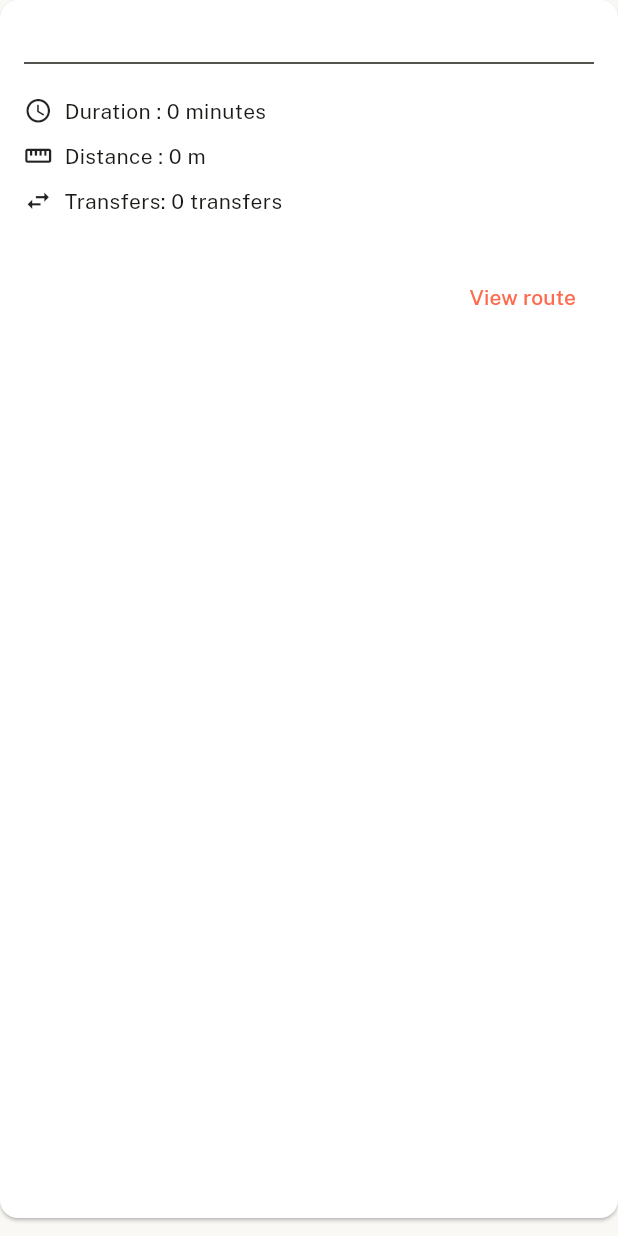
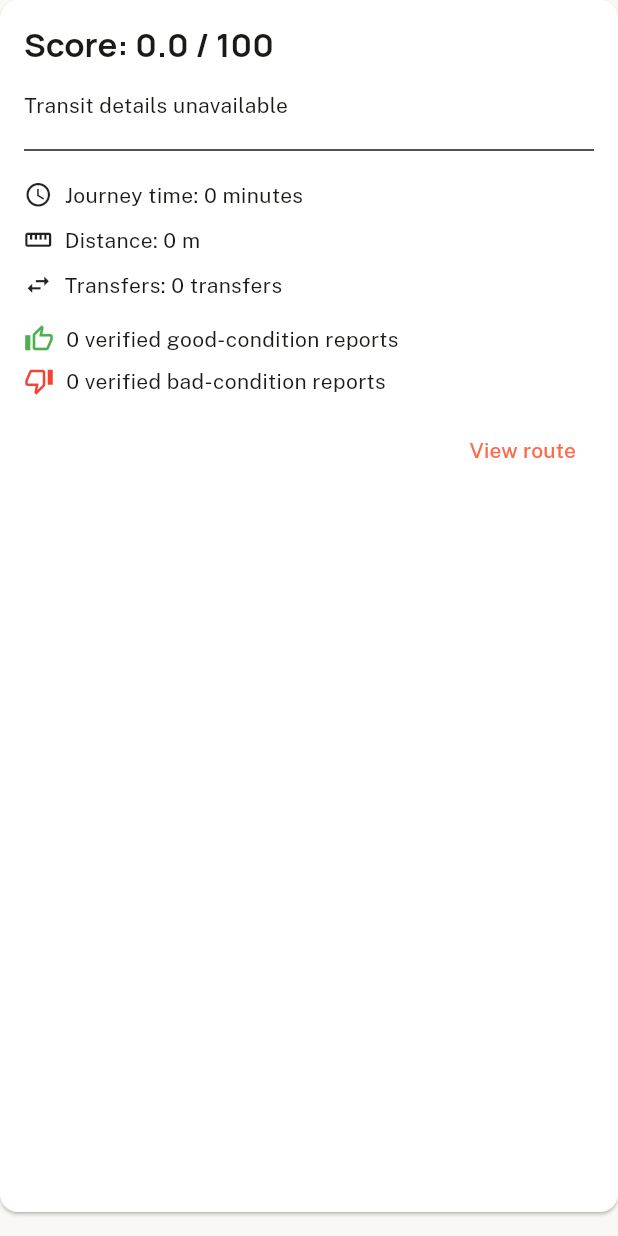
Before and after one commit to Marco03Fernando/Inclusive-Public-Transport-Companion, a Flutter app: the RouteOptionCard widget shown alone on an empty page, opened directly with empty values, on a phone screen of 412 x 824 dp. Run offline on Flutter 3.47's test engine with Material 3 defaults, Android fonts, the phone set to English and light mode, and no system bars; our stand-ins replace cloud_firestore, firebase_auth, firebase_core, firebase_storage, geolocator, google_fonts and 3 more; accounts and stored records are empty; network calls fail.

Commit message:
Implement route recommendation scoring with added condition reporting

```diff
--- a/lib/models/google_route.dart
+++ b/lib/models/google_route.dart
@@ -10,6 +10,10 @@ class GoogleRoute {
     required this.transitSegments,
     required this.instructions,
     required this.journeySegments,
+    this.conditionScore = 0,
+    this.goodReportCount = 0,
+    this.badReportCount = 0,
+    this.recommendationScore = 0,
   });
 
   final Duration duration;
@@ -18,6 +22,18 @@ class GoogleRoute {
   final List<TransitSegment> transitSegments;
   final List<RouteInstruction> instructions;
   final List<JourneySegment> journeySegments;
+
+  /// Net score from accepted/verified condition reports.
+  final int conditionScore;
+
+  /// Number of eligible positive reports for buses on this route.
+  final int goodReportCount;
+
+  /// Number of eligible accessibility issue reports for buses on this route.
+  final int badReportCount;
+
+  /// Combined score used to rank route recommendations.
+  final double recommendationScore;
 
   int get transferCount {
     if (transitSegments.isEmpty) {
@@ -36,4 +52,24 @@ class GoogleRoute {
         .map((segment) => segment.lineShortName ?? segment.lineName)
         .join(' + ');
   }
+
+  GoogleRoute copyWith({
+    int? conditionScore,
+    int? goodReportCount,
+    int? badReportCount,
+    double? recommendationScore,
+  }) {
+    return GoogleRoute(
+      duration: duration,
+      distanceMeters: distanceMeters,
+      encodedPolyline: encodedPolyline,
+      transitSegments: transitSegments,
+      instructions: instructions,
+      journeySegments: journeySegments,
+      conditionScore: conditionScore ?? this.conditionScore,
+      goodReportCount: goodReportCount ?? this.goodReportCount,
+      badReportCount: badReportCount ?? this.badReportCount,
+      recommendationScore: recommendationScore ?? this.recommendationScore,
+    );
+  }
 }
--- a/lib/repositories/condition_report_repository.dart
+++ b/lib/repositories/condition_report_repository.dart
@@ -38,4 +38,8 @@ abstract class ConditionReportRepository {
 
   /// Removes a report (e.g. user retracts a mistaken report).
   Future<void> deleteReport(String reportId);
+
+  /// Retrieves reports eligible for route scoring and display.
+  /// Only accepted/verified, classified reports with valid bus routes qualify.
+  Future<List<ConditionReport>> getRouteEligibleReports();
 }
--- a/lib/repositories/firebase_condition_report_repository.dart
+++ b/lib/repositories/firebase_condition_report_repository.dart
@@ -101,6 +101,36 @@ class FirebaseConditionReportRepository implements ConditionReportRepository {
       return _parseAll(snapshot.docs);
     } on FirebaseException catch (e) {
       throw _firestoreError(e, action: 'load your reports');
+    }
+  }
+
+  @override
+  Future<List<ConditionReport>> getRouteEligibleReports() async {
+    try {
+      final snapshot = await _collection
+          .where(
+            ReportFields.status,
+            whereIn: [ReportStatus.accepted.name, ReportStatus.verified.name],
+          )
+          .get();
+
+      final reports = <ConditionReport>[];
+
+      for (final doc in snapshot.docs) {
+        try {
+          final report = _fromDocument(doc);
+
+          if (report.isRouteScoringEligible) {
+            reports.add(report);
+          }
+        } catch (e) {
+          _log('Skipping unreadable route report ${doc.id}: $e');
+        }
+      }
+
+      return reports;
+    } on FirebaseException catch (e) {
+      throw _firestoreError(e, action: 'load verified route reports');
     }
   }
 
--- a/lib/repositories/local_condition_report_repository.dart
+++ b/lib/repositories/local_condition_report_repository.dart
@@ -44,6 +44,14 @@ class LocalConditionReportRepository implements ConditionReportRepository {
     return reports.where((r) => r.userId == userId).toList();
   }
 
+
+  @override
+  Future<List<ConditionReport>> getRouteEligibleReports() async {
+    final reports = await _readAll();
+
+    return reports.where((report) => report.isRouteScoringEligible).toList();
+  }
+
   /// No push updates from this backend — emits a single snapshot.
   @override
   Stream<List<ConditionReport>> watchUserReports(String userId) =>
--- a/lib/widgets/route_option_card.dart
+++ b/lib/widgets/route_option_card.dart
@@ -4,95 +4,141 @@ import '../models/google_route.dart';
 import '../models/transit_segment.dart';
 
 class RouteOptionCard extends StatelessWidget {
-  const RouteOptionCard({super.key, required this.route, required this.onTap});
+  const RouteOptionCard({
+    super.key,
+    required this.route,
+    required this.onTap,
+    this.isRecommended = false,
+  });
 
   final GoogleRoute route;
   final VoidCallback onTap;
+  final bool isRecommended;
 
   @override
   Widget build(BuildContext context) {
     final durationMinutes = route.duration.inMinutes;
+    final theme = Theme.of(context);
+    final score = route.recommendationScore;
+    final scoreText =
+        '${score > 0 ? '+' : ''}${score.toStringAsFixed(1)} / 100';
 
     return Card(
-      margin: const EdgeInsets.only(bottom: 12),
+      margin: const EdgeInsets.only(bottom: 16),
+      clipBehavior: Clip.antiAlias,
       child: InkWell(
         onTap: onTap,
-        borderRadius: BorderRadius.circular(12),
         child: Padding(
           padding: const EdgeInsets.all(16),
           child: Column(
             crossAxisAlignment: CrossAxisAlignment.start,
             children: [
-              // ----------------------------------------------------------
-              // BUS JOURNEY
-              // ----------------------------------------------------------
-              if (route.transitSegments.isNotEmpty)
-                ..._buildBusSequence(context),
-
-              const SizedBox(height: 18),
-
-              // ----------------------------------------------------------
-              // DIVIDER
-              // ----------------------------------------------------------
-              const Divider(),
-
-              const SizedBox(height: 14),
-
-              // ----------------------------------------------------------
-              // JOURNEY TIME
-              // ----------------------------------------------------------
+              if (isRecommended) ...[
                 Row(
                   children: [
-                  const Icon(Icons.schedule, size: 19),
+                    const Icon(Icons.verified, color: Colors.green, size: 20),
                     const SizedBox(width: 8),
                     Text(
-                    'Duration : $durationMinutes '
-                    '${durationMinutes == 1 ? 'minute' : 'minutes'}',
+                      'Recommended route',
+                      style: theme.textTheme.titleMedium?.copyWith(
+                        fontWeight: FontWeight.bold,
+                        color: Colors.green.shade700,
+                      ),
                     ),
                   ],
                 ),
+                const SizedBox(height: 12),
+              ],
 
-              const SizedBox(height: 10),
-
-              // ----------------------------------------------------------
-              // DISTANCE
-              // ----------------------------------------------------------
               Row(
                 children: [
-                  const Icon(Icons.straighten, size: 19),
-                  const SizedBox(width: 8),
-                  Text('Distance : ${_formatDistance(route.distanceMeters)}'),
-                ],
+                  Expanded(
+                    child: Text(
+                      'Score: $scoreText',
+                      style: theme.textTheme.titleLarge?.copyWith(
+                        fontWeight: FontWeight.bold,
                       ),
-
-              const SizedBox(height: 10),
-
-              // ----------------------------------------------------------
-              // TRANSFERS
-              // ----------------------------------------------------------
-              Row(
-                children: [
-                  const Icon(Icons.swap_horiz, size: 19),
-                  const SizedBox(width: 8),
-                  Text(
-                    'Transfers: ${route.transferCount} '
-                    '${route.transferCount == 1 ? 'transfer' : 'transfers'}',
                     ),
+                  ),
+                  if (score > 0)
+                    const Icon(Icons.thumb_up_alt_outlined, color: Colors.green)
+                  else if (score < 0)
+                    const Icon(Icons.warning_amber_rounded, color: Colors.red),
                 ],
               ),
 
               const SizedBox(height: 16),
 
-              // ----------------------------------------------------------
-              // COMPACT BUS SEQUENCE
-              // ----------------------------------------------------------
-              if (route.transitSegments.isNotEmpty) _buildCompactBusSequence(),
+              if (route.transitSegments.isNotEmpty)
+                ..._buildBusSequence(context)
+              else
+                const Text('Transit details unavailable'),
 
-              const SizedBox(height: 14),
+              const SizedBox(height: 12),
+              const Divider(),
+              const SizedBox(height: 12),
 
-              // ----------------------------------------------------------
-              // VIEW ROUTE
-              // ----------------------------------------------------------
+              _detailRow(
+                Icons.schedule,
+                'Journey time',
+                '$durationMinutes '
+                    '${durationMinutes == 1 ? 'minute' : 'minutes'}',
+              ),
+              const SizedBox(height: 10),
+
+              _detailRow(
+                Icons.straighten,
+                'Distance',
+                _formatDistance(route.distanceMeters),
+              ),
+              const SizedBox(height: 10),
+
+              _detailRow(
+                Icons.swap_horiz,
+                'Transfers',
+                '${route.transferCount} '
+                    '${route.transferCount == 1 ? 'transfer' : 'transfers'}',
+              ),
+
+              const SizedBox(height: 16),
+
+              Row(
+                children: [
+                  const Icon(
+                    Icons.thumb_up_alt_outlined,
+                    color: Colors.green,
+                    size: 20,
+                  ),
+                  const SizedBox(width: 8),
+                  Expanded(
+                    child: Text(
+                      '${route.goodReportCount} verified good-condition '
+                      '${route.goodReportCount == 1 ? 'report' : 'reports'}',
+                    ),
+                  ),
+                ],
+              ),
+              const SizedBox(height: 8),
+
+              Row(
+                children: [
+                  const Icon(
+                    Icons.thumb_down_alt_outlined,
+                    color: Colors.red,
+                    size: 20,
+                  ),
+                  const SizedBox(width: 8),
+                  Expanded(
+                    child: Text(
+                      '${route.badReportCount} verified bad-condition '
+                      '${route.badReportCount == 1 ? 'report' : 'reports'}',
+                    ),
+                  ),
+                ],
+              ),
+
+              const SizedBox(height: 12),
+
               Align(
                 alignment: Alignment.centerRight,
                 child: TextButton(
@@ -107,6 +153,16 @@ class RouteOptionCard extends StatelessWidget {
     );
   }
 
+  Widget _detailRow(IconData icon, String label, String value) {
+    return Row(
+      children: [
+        Icon(icon, size: 19),
+        const SizedBox(width: 8),
+        Expanded(child: Text('$label: $value')),
+      ],
+    );
+  }
+
   List<Widget> _buildBusSequence(BuildContext context) {
     final widgets = <Widget>[];
 
@@ -115,7 +171,6 @@ class RouteOptionCard extends StatelessWidget {
 
       widgets.add(
         Row(
-          crossAxisAlignment: CrossAxisAlignment.center,
           children: [
             const Icon(Icons.directions_bus, size: 24),
             const SizedBox(width: 10),
@@ -130,7 +185,6 @@ class RouteOptionCard extends StatelessWidget {
         ),
       );
 
-      // Down arrow between buses
       if (i < route.transitSegments.length - 1) {
         widgets.add(
           const Padding(
@@ -144,44 +198,9 @@ class RouteOptionCard extends StatelessWidget {
     return widgets;
   }
 
-  Widget _buildCompactBusSequence() {
-    final widgets = <Widget>[];
-
-    for (var i = 0; i < route.transitSegments.length; i++) {
-      final segment = route.transitSegments[i];
-
-      if (i > 0) {
-        widgets.add(
-          const Padding(
-            padding: EdgeInsets.symmetric(horizontal: 8),
-            child: Icon(Icons.arrow_forward, size: 20),
-          ),
-        );
-      }
-
-      widgets.add(
-        Row(
-          mainAxisSize: MainAxisSize.min,
-          children: [
-            const Icon(Icons.directions_bus, size: 20),
-            const SizedBox(width: 5),
-            Text(
-              segment.lineShortName ?? segment.lineName,
-              style: const TextStyle(fontWeight: FontWeight.w600),
-            ),
-          ],
-        ),
-      );
-    }
-
-    return Row(children: widgets);
-  }
-
   String _segmentText(TransitSegment segment) {
     final line = segment.lineShortName ?? segment.lineName;
-
     final vehicle = segment.vehicleType == 'BUS' ? 'Bus' : segment.vehicleType;
-
     final destination = segment.headsign;
 
     if (destination != null && destination.trim().isNotEmpty) {
@@ -192,12 +211,8 @@ class RouteOptionCard extends StatelessWidget {
   }
 
   String _formatDistance(int meters) {
-    if (meters < 1000) {
-      return '$meters m';
-    }
+    if (meters < 1000) return '$meters m';
 
-    final kilometers = meters / 1000;
-
-    return '${kilometers.toStringAsFixed(1)} km';
+    return '${(meters / 1000).toStringAsFixed(1)} km';
   }
 }
```
Also changed, not shown: lib/repositories/remote_condition_report_repository.dart (+18 -0 lines), lib/screens/passenger/plan_detail_screen.dart (+113 -14 lines), lib/screens/passenger/plan_results_screen.dart (+8 -1 lines), lib/services/route_scoring_service.dart (added, +141 -0 lines). Lines whose indentation alone changed are shown as unchanged.
